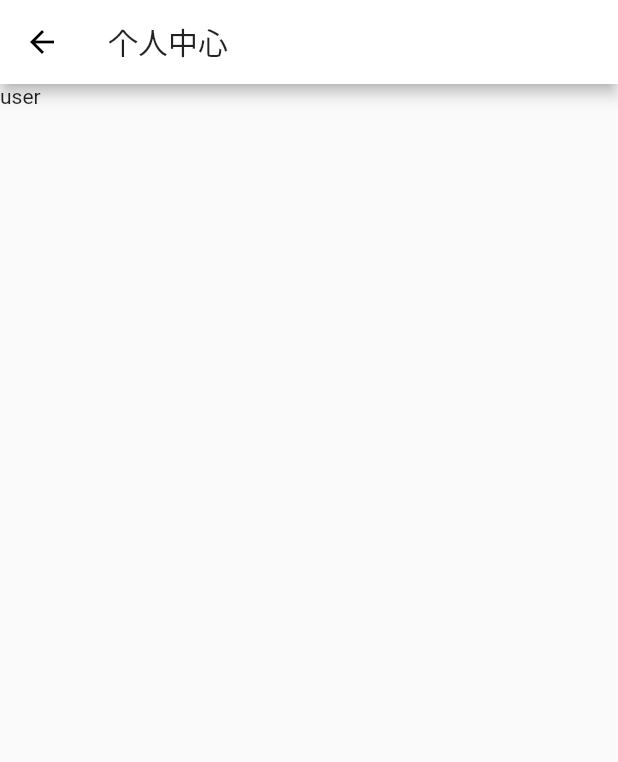
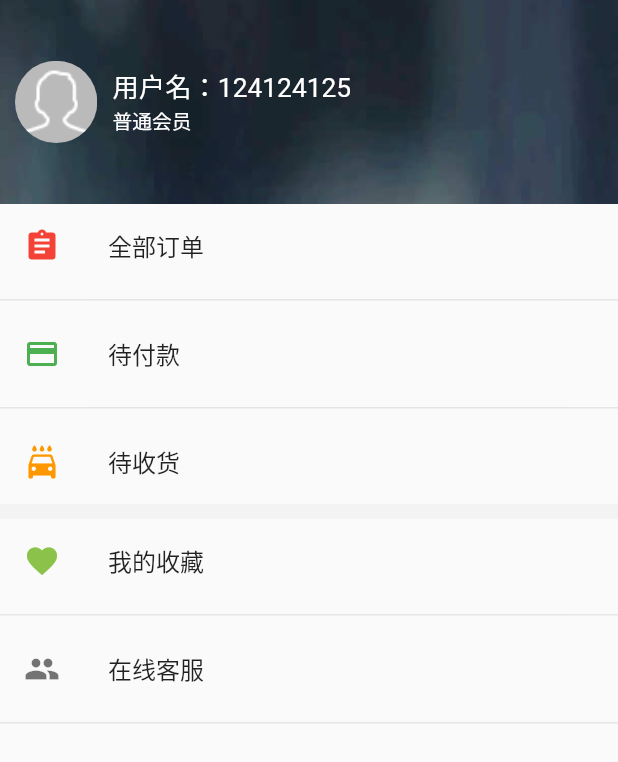
Before and after one commit to karson711/flutter_jdshop, a Flutter app: the UserPage screen opened directly, on a phone screen of 412 x 824 dp. Shown: the top 762 px of the screen. Run offline on Flutter 3.47's test engine with Material 2 defaults, Android fonts, the phone set to English and light mode, and no system bars; our stand-ins replace dio, event_bus, flutter_screenutil, flutter_swiper, fluttertoast and 1 more; missing offline and left inert: dart:ffi, flutter_inappwebview; accounts and stored records are empty; network calls fail; statements that could not run were skipped.

Commit message:
完成用户中心布局

```diff
--- a/lib/pages/tabs/User.dart
+++ b/lib/pages/tabs/User.dart
@@ -1,4 +1,5 @@
 import 'package:flutter/material.dart';
+import '../../services/ScreenAdapter.dart';
 
 class UserPage extends StatefulWidget {
   UserPage({Key key}) : super(key: key);
@@ -10,13 +11,85 @@
 class _UserPageState extends State<UserPage> {
   @override
   Widget build(BuildContext context) {
+    ScreenAdapter.init(context);
     return Scaffold(
-      appBar: AppBar(
-        title: Text('个人中心'),
-      ),
-      body: Container(
-        child: Text('user'),
-      ),
-    );
+      body: ListView(
+      children: <Widget>[
+        Container(
+          height: ScreenAdapter.height(220),
+          width: double.infinity,
+          decoration: BoxDecoration(
+              image: DecorationImage(
+                  image: AssetImage('images/user_bg.jpg'), fit: BoxFit.cover)),
+          child: Row(
+            children: <Widget>[
+              Container(
+                margin: EdgeInsets.fromLTRB(10, 0, 10, 0),
+                child: ClipOval(
+                  child: Image.asset(
+                    'images/user.png',
+                    fit: BoxFit.cover,
+                    width: ScreenAdapter.width(100),
+                    height: ScreenAdapter.width(100),
+                  ),
+                ),
+              ),
+              // Expanded(
+              //   flex: 1,
+              //   child: Text("登录/注册",style: TextStyle(
+              //     color: Colors.white
+              //   )),
+              // )
+
+              Expanded(
+                flex: 1,
+                child: Column(
+                  mainAxisAlignment: MainAxisAlignment.center,
+                  crossAxisAlignment: CrossAxisAlignment.start,
+                  children: <Widget>[
+                    Text("用户名：124124125",
+                        style: TextStyle(
+                            color: Colors.white,
+                            fontSize: ScreenAdapter.size(32))),
+                    Text("普通会员",
+                        style: TextStyle(
+                            color: Colors.white,
+                            fontSize: ScreenAdapter.size(24))),
+                  ],
+                ),
+              )
+            ],
+          ),
+        ),
+        ListTile(
+          leading: Icon(Icons.assignment, color: Colors.red),
+          title: Text("全部订单"),
+        ),
+        Divider(),
+        ListTile(
+          leading: Icon(Icons.payment, color: Colors.green),
+          title: Text("待付款"),
+        ),
+        Divider(),
+        ListTile(
+          leading: Icon(Icons.local_car_wash, color: Colors.orange),
+          title: Text("待收货"),
+        ),
+        Container(
+            width: double.infinity,
+            height: 10,
+            color: Color.fromRGBO(242, 242, 242, 0.9)),
+        ListTile(
+          leading: Icon(Icons.favorite, color: Colors.lightGreen),
+          title: Text("我的收藏"),
+        ),
+        Divider(),
+        ListTile(
+          leading: Icon(Icons.people, color: Colors.black54),
+          title: Text("在线客服"),
+        ),
+        Divider(),
+      ],
+    ));
   }
 }
```
Also changed, not shown: pubspec.yaml (+7 -3 lines), images/2.0x/user.png (added), images/2.0x/user_bg.jpg (added), images/3.0x/user.png (added), images/3.0x/user_bg.jpg (added), images/user.png (added), images/user_bg.jpg (added), 31 other files.
